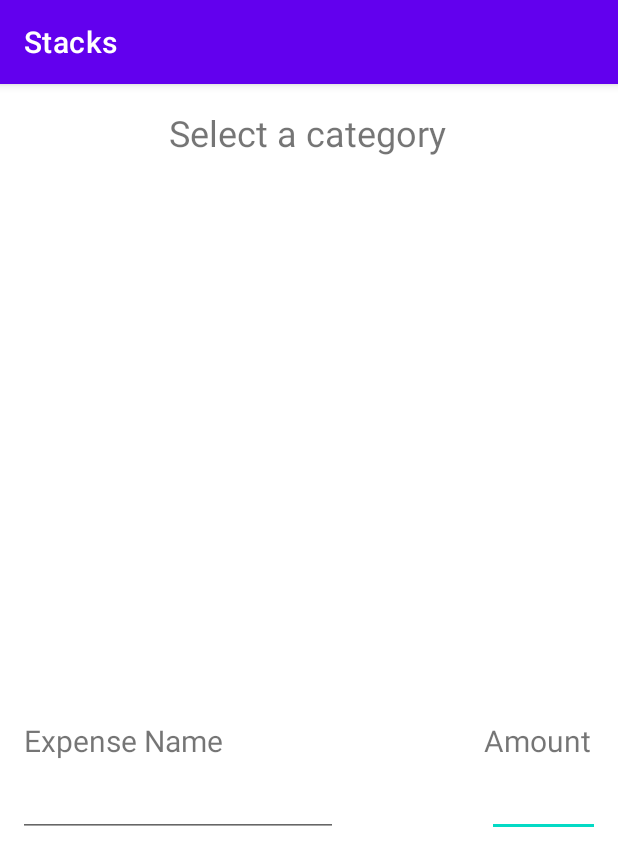
After one commit to SaintF17/Stacks, an Android app: the InputActivityOCR screen opened directly, with no data from a screen before it, on a phone screen of 412 x 824 dp. The commit adds this screen. Shown: the top 866 px of the screen. Run offline under Robolectric (Android 15) with nearby library versions, the phone set to English and light mode, and no system bars; 2 statements that could not run were skipped.

Commit message:
Implemented automatic input for ocr feature

```diff
--- a/app/src/main/AndroidManifest.xml
+++ b/app/src/main/AndroidManifest.xml
@@ -15,6 +15,10 @@
         android:supportsRtl="true"
         android:theme="@style/Theme.Stacks">
         <activity
+            android:name=".InputActivityOCR"
+            android:exported="false"
+            />
+        <activity
             android:name=".InputActivity"
             android:exported="false" />
         <activity
@@ -24,10 +28,12 @@
             android:theme="@style/Theme.Stacks.NoActionBar" />
         <activity
             android:name=".SetupActivity"
+            android:noHistory="true"
             android:exported="false"
             android:label="" />
         <activity
             android:name=".SplashActivity"
+            android:noHistory="true"
             android:exported="true">
             <intent-filter>
                 <action android:name="android.intent.action.MAIN" />
--- /dev/null
+++ b/app/src/main/java/ca/unb/mobiledev/stacks/InputActivityOCR.java
@@ -0,0 +1,71 @@
+package ca.unb.mobiledev.stacks;
+
+import androidx.appcompat.app.AppCompatActivity;
+
+import android.content.Intent;
+import android.graphics.Bitmap;
+import android.os.Bundle;
+import android.provider.MediaStore;
+import android.view.View;
+import android.widget.AdapterView;
+import android.widget.Button;
+import android.widget.EditText;
+import android.widget.ListView;
+import android.widget.TextView;
+
+import java.util.ArrayList;
+import java.util.Map;
+import java.util.Set;
+
+import ca.unb.mobiledev.stacks.ui.home.HomeFragment;
+import ca.unb.mobiledev.stacks.utils.CategoryObject;
+
+// Class that handles manual input of expenses.
+public class InputActivityOCR extends AppCompatActivity {
+    private ListView listview;
+    private TextView title;
+    private EditText itemName;
+    private EditText amount;
+    private Button addExpenses;
+    private int position;
+
+    @Override
+    protected void onCreate(Bundle savedInstanceState) {
+        super.onCreate(savedInstanceState);
+        setContentView(R.layout.activity_input_ocr);
+
+        listview = findViewById(R.id.listview);
+        itemName = findViewById(R.id.input_item_name);
+        amount = findViewById(R.id.input_item_amount);
+        addExpenses = findViewById(R.id.add_expenses);
+
+
+        //user can't edit (automatic input)
+        itemName.setKeyListener(null);
+        amount.setKeyListener(null);
+        addExpenses.setVisibility(View.GONE);
+
+        CategoryObjectAdapter adapter;
+        ArrayList<CategoryObject> myListItems  = new ArrayList<CategoryObject>();
+        myListItems.addAll(SetupActivity.activeCategories);
+        adapter = new CategoryObjectAdapter(myListItems);
+        listview.setAdapter(adapter);
+
+        listview.setOnItemClickListener(new AdapterView.OnItemClickListener() {
+            @Override
+            public void onItemClick(AdapterView<?> adapterView, View view, int i, long l) {
+                itemName.setText(getIntent().getStringExtra("item"));
+                amount.setText(Double.toString(getIntent().getDoubleExtra("price", 0.0)));
+                addExpenses.setVisibility(View.VISIBLE);
+                position = i;
+            }
+        });
+            addExpenses.setOnClickListener(new View.OnClickListener() {
+            @Override
+            public void onClick(View view) {
+                SetupActivity.activeCategories.get(position).setExpense(getIntent().getDoubleExtra("price", 0.0));
+                finish();
+            }
+        });
+    }
+}
--- a/app/src/main/java/ca/unb/mobiledev/stacks/MyAdapter.java
+++ b/app/src/main/java/ca/unb/mobiledev/stacks/MyAdapter.java
@@ -62,7 +62,7 @@ public class MyAdapter extends RecyclerView.Adapter<MyAdapter.ViewHolder> {
         public void setDetails(CategoryObject o){
             category.setText(o.getName());
             progressBar.setMax(Integer.parseInt(o.getText().getText().toString()));
-            progressBar.setProgress(o.getExpense());
+            progressBar.setProgress((int)o.getExpense());
             budget.setText("$" + progressBar.getProgress() + " used out of $" + o.getText().getText().toString());
         }
     }
--- a/app/src/main/java/ca/unb/mobiledev/stacks/NavigationActivity.java
+++ b/app/src/main/java/ca/unb/mobiledev/stacks/NavigationActivity.java
@@ -2,6 +2,7 @@ package ca.unb.mobiledev.stacks;
 
 import android.content.Intent;
 import android.os.Bundle;
+import android.util.Log;
 import android.view.View;
 import android.view.Menu;
 
--- a/app/src/main/java/ca/unb/mobiledev/stacks/ui/charts/ChartsViewModel.java
+++ b/app/src/main/java/ca/unb/mobiledev/stacks/ui/charts/ChartsViewModel.java
@@ -9,6 +9,8 @@ import com.anychart.chart.common.dataentry.ValueDataEntry;
 
 import java.util.ArrayList;
 import java.util.List;
+
+import ca.unb.mobiledev.stacks.utils.CategoryObject;
 
 public class ChartsViewModel extends ViewModel {
 
--- a/app/src/main/java/ca/unb/mobiledev/stacks/utils/CategoryObject.java
+++ b/app/src/main/java/ca/unb/mobiledev/stacks/utils/CategoryObject.java
@@ -7,7 +7,7 @@ import android.widget.EditText;
 public class CategoryObject {
     private String name;
     private EditText budgetText;
-    private int expense;
+    private double expense;
 
     public CategoryObject(String name, EditText text) {
         this.name = name;
@@ -31,11 +31,11 @@ public class CategoryObject {
         this.budgetText = text;
     }
 
-    public int getExpense() {
+    public double getExpense() {
         return expense;
     }
 
-    public void setExpense(int expense) {
+    public void setExpense(double expense) {
         this.expense += expense;
     }
 }
--- /dev/null
+++ b/app/src/main/res/layout/activity_input_ocr.xml
@@ -0,0 +1,100 @@
+<?xml version="1.0" encoding="utf-8"?>
+<androidx.constraintlayout.widget.ConstraintLayout xmlns:android="http://schemas.android.com/apk/res/android"
+    xmlns:app="http://schemas.android.com/apk/res-auto"
+    xmlns:tools="http://schemas.android.com/tools"
+    android:layout_width="match_parent"
+    android:layout_height="match_parent"
+    tools:context=".InputActivity"
+    tools:layout_editor_absoluteX="4dp"
+    tools:layout_editor_absoluteY="-26dp">
+
+    <Button
+        android:id="@+id/add_expenses"
+        android:layout_width="wrap_content"
+        android:layout_height="wrap_content"
+        android:layout_alignParentBottom="true"
+        android:text="@string/add_expenses"
+        app:layout_constraintBottom_toBottomOf="parent"
+        app:layout_constraintEnd_toEndOf="parent"
+        app:layout_constraintHorizontal_bias="0.946"
+        app:layout_constraintStart_toStartOf="parent"
+        app:layout_constraintTop_toTopOf="parent"
+        app:layout_constraintVertical_bias="0.976" />
+
+    <ListView
+        android:id="@+id/listview"
+        android:choiceMode="singleChoice"
+        android:listSelector="@android:color/darker_gray"
+        android:layout_width="310dp"
+        android:layout_height="247dp"
+        android:layout_alignParentTop="true"
+        android:layout_marginBottom="348dp"
+        app:layout_constraintBottom_toBottomOf="parent"
+        app:layout_constraintEnd_toEndOf="parent"
+        app:layout_constraintHorizontal_bias="0.495"
+        app:layout_constraintLeft_toLeftOf="parent"
+        app:layout_constraintRight_toRightOf="parent"
+        app:layout_constraintStart_toStartOf="parent" />
+
+    <TextView
+        android:id="@+id/textView3"
+        android:layout_width="152dp"
+        android:layout_height="26dp"
+        android:layout_marginStart="16dp"
+        android:layout_marginTop="424dp"
+        android:text="Expense Name"
+        android:textSize="20sp"
+        app:layout_constraintStart_toStartOf="parent"
+        app:layout_constraintTop_toTopOf="parent" />
+
+    <TextView
+        android:id="@+id/textView4"
+        android:layout_width="75dp"
+        android:layout_height="26dp"
+        android:layout_marginTop="424dp"
+        android:text="Amount"
+        android:textSize="20sp"
+        app:layout_constraintEnd_toEndOf="parent"
+        app:layout_constraintHorizontal_bias="0.916"
+        app:layout_constraintStart_toEndOf="@+id/textView3"
+        app:layout_constraintTop_toTopOf="parent" />
+
+    <EditText
+        android:id="@+id/input_item_amount"
+        android:layout_width="75dp"
+        android:layout_height="48dp"
+        android:layout_marginTop="4dp"
+        android:ems="10"
+        android:inputType="numberDecimal"
+        app:layout_constraintEnd_toEndOf="parent"
+        app:layout_constraintHorizontal_bias="0.894"
+        app:layout_constraintStart_toEndOf="@+id/input_item_name"
+        app:layout_constraintTop_toBottomOf="@+id/textView4" />
+
+    <EditText
+        android:id="@+id/input_item_name"
+        android:layout_width="wrap_content"
+        android:layout_height="wrap_content"
+        android:layout_marginStart="12dp"
+        android:layout_marginTop="4dp"
+        android:ems="10"
+        android:inputType="textPersonName"
+        android:minHeight="48dp"
+        app:layout_constraintStart_toStartOf="parent"
+        app:layout_constraintTop_toBottomOf="@+id/textView3" />
+
+    <TextView
+        android:id="@+id/textView7"
+        android:layout_width="381dp"
+        android:layout_height="34dp"
+        android:text="Select a category"
+        android:textAlignment="center"
+        android:textSize="24sp"
+        app:layout_constraintBottom_toBottomOf="parent"
+        app:layout_constraintEnd_toEndOf="parent"
+        app:layout_constraintHorizontal_bias="0.466"
+        app:layout_constraintStart_toStartOf="parent"
+        app:layout_constraintTop_toTopOf="parent"
+        app:layout_constraintVertical_bias="0.022" />
+
+</androidx.constraintlayout.widget.ConstraintLayout>
```
Also changed, not shown: app/src/main/java/ca/unb/mobiledev/stacks/CategoryObjectAdapter.java (added, +68 -0 lines), app/src/main/java/ca/unb/mobiledev/stacks/OCRActivity.java (+20 -0 lines), app/src/main/java/ca/unb/mobiledev/stacks/OCRAdapter.java (+9 -1 lines), app/src/main/res/layout/category_object_adapter.xml (added, +20 -0 lines).
